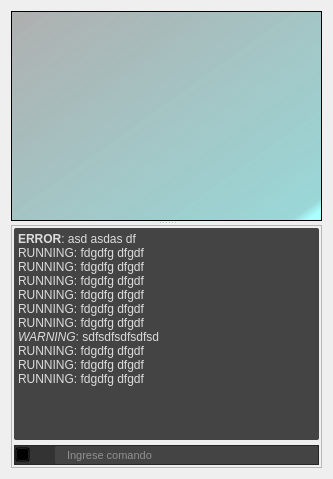
edwinar13/MPM-UN, file UI/frame_draw.ui: the form before one commit.
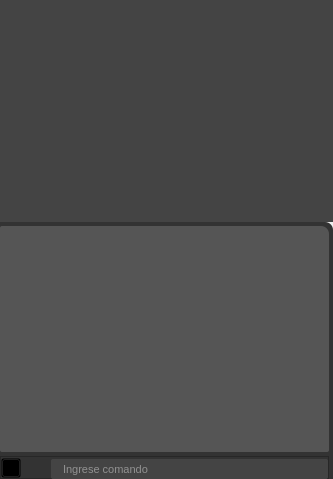
The form after the commit. Icons and pictures are not drawn.

The edit to the form file:
```diff
--- a/UI/frame_draw.ui
+++ b/UI/frame_draw.ui
@@ -50,17 +50,32 @@
 
 /*###################### graphicsView draw  ############################*/
 QGraphicsView#graphicsView_draw{
-background-color: qlineargradient(spread:pad, x1:0, y1:0, x2:1, y2:0.943, stop:0 rgba(175, 175, 175, 255), stop:0.971591 rgba(141, 211, 211, 220), stop:1 rgba(170, 255, 255, 255));
+background-color: qlineargradient(spread:pad, x1:0, y1:0, x2:1, y2:0.943, stop:0 rgba(175, 175, 175, 255), stop:0.971591 rgba(141, 211, 211, 220), stop:1
+ rgba(170, 255, 255, 255));
+	
+	background-color: qlineargradient(spread:pad, x1:0, y1:1, x2:1, y2:0, stop:0 rgba(216, 216, 216, 255), stop:1 rgba(255, 255, 255, 255));
+background-color: #444444;
+border: none;
 }
 
 /*###################### frame consola  ############################*/
+
+QFrame#frame_3{
+background-color: #333333;
+border-top-right-radius: 8px ;
+
+}
+
+
 QFrame#frame_console{
 background-color: #333333;
 }
+
 QTextBrowser#textBrowser_2{
-background-color: #444444;
+background-color: #555555;
 color: #DDDDDD;
 border-radius: 2px ;
+border-top-right-radius: 8px ;
 }
 QToolButton#toolButton_closeConsole{
 background-color: transparent;
@@ -80,6 +95,21 @@
 </string>
   </property>
   <layout class="QHBoxLayout" name="horizontalLayout">
+   <property name="spacing">
+    <number>0</number>
+   </property>
+   <property name="leftMargin">
+    <number>0</number>
+   </property>
+   <property name="topMargin">
+    <number>0</number>
+   </property>
+   <property name="rightMargin">
+    <number>0</number>
+   </property>
+   <property name="bottomMargin">
+    <number>0</number>
+   </property>
    <item>
     <layout class="QHBoxLayout" name="horizontalLayout_draw">
      <property name="spacing">
@@ -99,6 +129,12 @@
        <property name="orientation">
         <enum>Qt::Vertical</enum>
        </property>
+       <property name="opaqueResize">
+        <bool>true</bool>
+       </property>
+       <property name="handleWidth">
+        <number>0</number>
+       </property>
        <widget class="QGraphicsView" name="graphicsView_draw">
         <property name="styleSheet">
          <string notr="true"/>
@@ -122,19 +158,19 @@
         </property>
         <layout class="QVBoxLayout" name="verticalLayout_3" stretch="0,0">
          <property name="spacing">
-          <number>5</number>
+          <number>4</number>
          </property>
          <property name="leftMargin">
-          <number>2</number>
+          <number>0</number>
          </property>
          <property name="topMargin">
-          <number>2</number>
+          <number>4</number>
          </property>
          <property name="rightMargin">
-          <number>2</number>
+          <number>4</number>
          </property>
          <property name="bottomMargin">
-          <number>2</number>
+          <number>0</number>
          </property>
          <item>
           <widget class="QTextBrowser" name="textBrowser_2">
@@ -159,23 +195,16 @@
            <property name="styleSheet">
             <string notr="true"/>
            </property>
+           <property name="verticalScrollBarPolicy">
+            <enum>Qt::ScrollBarAlwaysOff</enum>
+           </property>
            <property name="html">
             <string>&lt;!DOCTYPE HTML PUBLIC &quot;-//W3C//DTD HTML 4.0//EN&quot; &quot;http://www.w3.org/TR/REC-html40/strict.dtd&quot;&gt;
 &lt;html&gt;&lt;head&gt;&lt;meta name=&quot;qrichtext&quot; content=&quot;1&quot; /&gt;&lt;meta charset=&quot;utf-8&quot; /&gt;&lt;style type=&quot;text/css&quot;&gt;
 p, li { white-space: pre-wrap; }
 hr { height: 1px; border-width: 0; }
 &lt;/style&gt;&lt;/head&gt;&lt;body style=&quot; font-family:'Segoe UI'; font-size:9pt; font-weight:400; font-style:normal;&quot;&gt;
-&lt;p style=&quot; margin-top:0px; margin-bottom:0px; margin-left:0px; margin-right:0px; -qt-block-indent:0; text-indent:0px;&quot;&gt;&lt;span style=&quot; font-family:'Ubuntu'; font-weight:700;&quot;&gt;ERROR&lt;/span&gt;&lt;span style=&quot; font-family:'Ubuntu';&quot;&gt;: asd asdas df&lt;/span&gt;&lt;/p&gt;
-&lt;p style=&quot; margin-top:0px; margin-bottom:0px; margin-left:0px; margin-right:0px; -qt-block-indent:0; text-indent:0px;&quot;&gt;&lt;span style=&quot; font-family:'Ubuntu';&quot;&gt;RUNNING: fdgdfg dfgdf&lt;/span&gt;&lt;/p&gt;
-&lt;p style=&quot; margin-top:0px; margin-bottom:0px; margin-left:0px; margin-right:0px; -qt-block-indent:0; text-indent:0px;&quot;&gt;&lt;span style=&quot; font-family:'Ubuntu';&quot;&gt;RUNNING: fdgdfg dfgdf&lt;/span&gt;&lt;/p&gt;
-&lt;p style=&quot; margin-top:0px; margin-bottom:0px; margin-left:0px; margin-right:0px; -qt-block-indent:0; text-indent:0px;&quot;&gt;&lt;span style=&quot; font-family:'Ubuntu';&quot;&gt;RUNNING: fdgdfg dfgdf&lt;/span&gt;&lt;/p&gt;
-&lt;p style=&quot; margin-top:0px; margin-bottom:0px; margin-left:0px; margin-right:0px; -qt-block-indent:0; text-indent:0px;&quot;&gt;&lt;span style=&quot; font-family:'Ubuntu';&quot;&gt;RUNNING: fdgdfg dfgdf&lt;/span&gt;&lt;/p&gt;
-&lt;p style=&quot; margin-top:0px; margin-bottom:0px; margin-left:0px; margin-right:0px; -qt-block-indent:0; text-indent:0px;&quot;&gt;&lt;span style=&quot; font-family:'Ubuntu';&quot;&gt;RUNNING: fdgdfg dfgdf&lt;/span&gt;&lt;/p&gt;
-&lt;p style=&quot; margin-top:0px; margin-bottom:0px; margin-left:0px; margin-right:0px; -qt-block-indent:0; text-indent:0px;&quot;&gt;&lt;span style=&quot; font-family:'Ubuntu';&quot;&gt;RUNNING: fdgdfg dfgdf&lt;/span&gt;&lt;/p&gt;
-&lt;p style=&quot; margin-top:0px; margin-bottom:0px; margin-left:0px; margin-right:0px; -qt-block-indent:0; text-indent:0px;&quot;&gt;&lt;span style=&quot; font-family:'Ubuntu'; font-style:italic;&quot;&gt;WARNING&lt;/span&gt;&lt;span style=&quot; font-family:'Ubuntu';&quot;&gt;: sdfsdfsdfsdfsd&lt;/span&gt;&lt;/p&gt;
-&lt;p style=&quot; margin-top:0px; margin-bottom:0px; margin-left:0px; margin-right:0px; -qt-block-indent:0; text-indent:0px;&quot;&gt;&lt;span style=&quot; font-family:'Ubuntu';&quot;&gt;RUNNING: fdgdfg dfgdf&lt;/span&gt;&lt;/p&gt;
-&lt;p style=&quot; margin-top:0px; margin-bottom:0px; margin-left:0px; margin-right:0px; -qt-block-indent:0; text-indent:0px;&quot;&gt;&lt;span style=&quot; font-family:'Ubuntu';&quot;&gt;RUNNING: fdgdfg dfgdf&lt;/span&gt;&lt;/p&gt;
-&lt;p style=&quot; margin-top:0px; margin-bottom:0px; margin-left:0px; margin-right:0px; -qt-block-indent:0; text-indent:0px;&quot;&gt;&lt;span style=&quot; font-family:'Ubuntu';&quot;&gt;RUNNING: fdgdfg dfgdf&lt;/span&gt;&lt;/p&gt;&lt;/body&gt;&lt;/html&gt;</string>
+&lt;p style=&quot;-qt-paragraph-type:empty; margin-top:0px; margin-bottom:0px; margin-left:0px; margin-right:0px; -qt-block-indent:0; text-indent:0px;&quot;&gt;&lt;br /&gt;&lt;/p&gt;&lt;/body&gt;&lt;/html&gt;</string>
            </property>
            <property name="openExternalLinks">
             <bool>false</bool>
@@ -207,7 +236,7 @@
              <number>0</number>
             </property>
             <property name="topMargin">
-             <number>0</number>
+             <number>1</number>
             </property>
             <property name="rightMargin">
              <number>0</number>
@@ -225,14 +254,14 @@
               </property>
               <property name="minimumSize">
                <size>
-                <width>15</width>
-                <height>15</height>
+                <width>20</width>
+                <height>20</height>
                </size>
               </property>
               <property name="maximumSize">
                <size>
-                <width>15</width>
-                <height>15</height>
+                <width>20</width>
+                <height>20</height>
                </size>
               </property>
               <property name="font">
@@ -272,14 +301,14 @@
               </property>
               <property name="minimumSize">
                <size>
-                <width>15</width>
-                <height>15</height>
+                <width>20</width>
+                <height>20</height>
                </size>
               </property>
               <property name="maximumSize">
                <size>
-                <width>15</width>
-                <height>15</height>
+                <width>20</width>
+                <height>20</height>
                </size>
               </property>
               <property name="text">
@@ -301,7 +330,7 @@
               <property name="minimumSize">
                <size>
                 <width>0</width>
-                <height>18</height>
+                <height>20</height>
                </size>
               </property>
               <property name="maximumSize">
```
Left out of the diff: 3 changed lines with no effect on the pictures.
